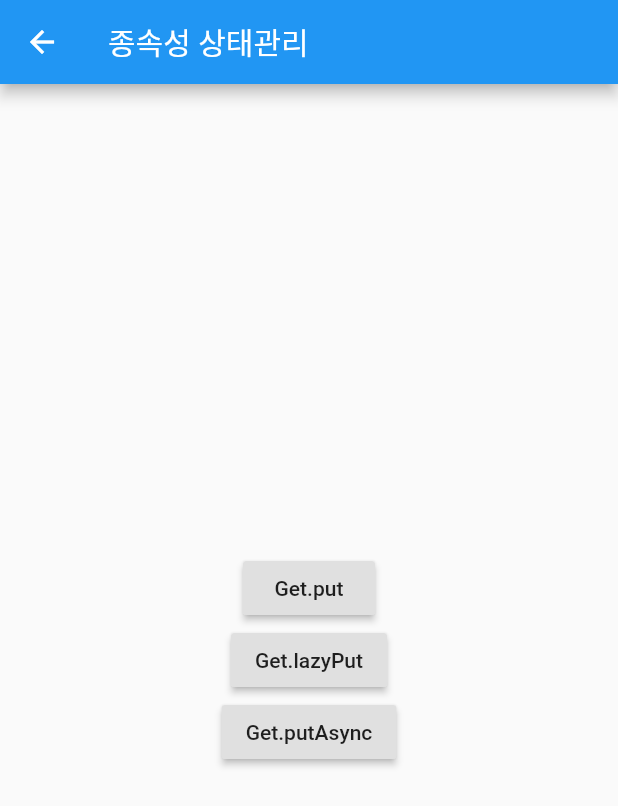
After one commit to sudar-life/sample_getx, a Flutter app: the screen it shows after launch, after a tap on "종속성 상태관리", on a phone screen of 412 x 824 dp. The commit adds this screen. Shown: the top 806 px of the screen. Run offline on Flutter 3.47's test engine with Material 2 defaults, Android fonts, the phone set to English and light mode, and no system bars; our stand-ins replace get.

Commit message:
의존성 테스트

```diff
--- /dev/null
+++ b/lib/src/controller/dependency_controller.dart
@@ -0,0 +1,3 @@
+import 'package:get/get.dart';
+
+class DependencyController extends GetxController {}
--- a/lib/src/home.dart
+++ b/lib/src/home.dart
@@ -1,5 +1,6 @@
 import 'package:flutter/material.dart';
 import 'package:get/get.dart';
+import 'package:sample_getx/src/page/dependencys/dependency_manage_page.dart';
 import 'package:sample_getx/src/page/next_page.dart';
 import 'package:sample_getx/src/page/normal/first.dart';
 import 'package:sample_getx/src/page/reactive_state_manage_page.dart';
@@ -62,6 +63,12 @@ class Home extends StatelessWidget {
                 Get.to(ReactiveStateManagePage());
               },
             ),
+            RaisedButton(
+              child: Text("종속성 상태관리"),
+              onPressed: () {
+                Get.to(DependencyManagePage());
+              },
+            ),
           ],
         ),
       ),
--- /dev/null
+++ b/lib/src/page/dependencys/dependency_manage_page.dart
@@ -0,0 +1,78 @@
+import 'dart:async';
+
+import 'package:flutter/material.dart';
+import 'package:get/get.dart';
+import 'package:sample_getx/src/controller/dependency_controller.dart';
+import 'package:sample_getx/src/page/dependencys/get_create.dart';
+import 'package:sample_getx/src/page/dependencys/get_lazyput.dart';
+import 'package:sample_getx/src/page/dependencys/get_put.dart';
+import 'package:sample_getx/src/page/dependencys/get_putasync.dart';
+
+class DependencyManagePage extends StatelessWidget {
+  const DependencyManagePage({Key key}) : super(key: key);
+
+  @override
+  Widget build(BuildContext context) {
+    return Scaffold(
+      appBar: AppBar(
+        title: Text("종속성 상태관리"),
+      ),
+      body: Center(
+        child: Column(
+          mainAxisAlignment: MainAxisAlignment.center,
+          children: [
+            RaisedButton(
+              child: Text("Get.put"),
+              onPressed: () {
+                Get.to(
+                  GetPut(),
+                  binding: BindingsBuilder(() {
+                    Get.put(DependencyController());
+                  }),
+                );
+              },
+            ),
+            RaisedButton(
+              child: Text("Get.lazyPut"),
+              onPressed: () {
+                Get.to(
+                  GetLazyPut(),
+                  binding: BindingsBuilder(() {
+                    Get.lazyPut<DependencyController>(
+                        () => DependencyController());
+                  }),
+                );
+              },
+            ),
+            RaisedButton(
+              child: Text("Get.putAsync"),
+              onPressed: () {
+                Get.to(
+                  GetPutAsync(),
+                  binding: BindingsBuilder(() {
+                    Get.putAsync<DependencyController>(() async {
+                      await Future.delayed(Duration(seconds: 5));
+                      return DependencyController();
+                    });
+                  }),
+                );
+              },
+            ),
+            // RaisedButton(
+            //   child: Text("Get.create"),
+            //   onPressed: () {
+            //     Get.to(
+            //       GetCreate(),
+            //       binding: BindingsBuilder(() {
+            //         Get.create<DependencyController>(
+            //             () => DependencyController());
+            //       }),
+            //     );
+            //   },
+            // )
+          ],
+        ),
+      ),
+    );
+  }
+}
--- a/lib/src/page/reactive_state_manage_page.dart
+++ b/lib/src/page/reactive_state_manage_page.dart
@@ -26,7 +26,7 @@ class ReactiveStateManagePage extends StatelessWidget {
               () {
                 print("Count Update");
                 return Text(
-                  "${Get.find<ReactiveStateController>().count}",
+                  "${Get.find<ReactiveStateController>().d.length}",
                   style: TextStyle(fontSize: 50),
                 );
               },
@@ -43,6 +43,12 @@ class ReactiveStateManagePage extends StatelessWidget {
                 Get.find<ReactiveStateController>().putNumber(5);
               },
             ),
+            RaisedButton(
+              child: Text("이름변경", style: TextStyle(fontSize: 30)),
+              onPressed: () {
+                Get.find<ReactiveStateController>().push();
+              },
+            ),
           ],
         ),
       ),
--- a/pubspec.yaml
+++ b/pubspec.yaml
@@ -27,6 +27,7 @@ dependencies:
   cupertino_icons: ^0.1.3
   get: ^3.24.0
   provider: ^4.3.3
+  shared_preferences: ^0.5.12+4
 
 dev_dependencies:
   flutter_test:
```
Also changed, not shown: lib/src/controller/reactive_state_controller.dart (+18 -0 lines), lib/src/page/dependencys/get_create.dart (added, +19 -0 lines), lib/src/page/dependencys/get_lazyput.dart (added, +42 -0 lines), lib/src/page/dependencys/get_put.dart (added, +19 -0 lines), lib/src/page/dependencys/get_putasync.dart (added, +12 -0 lines), pubspec.lock.
